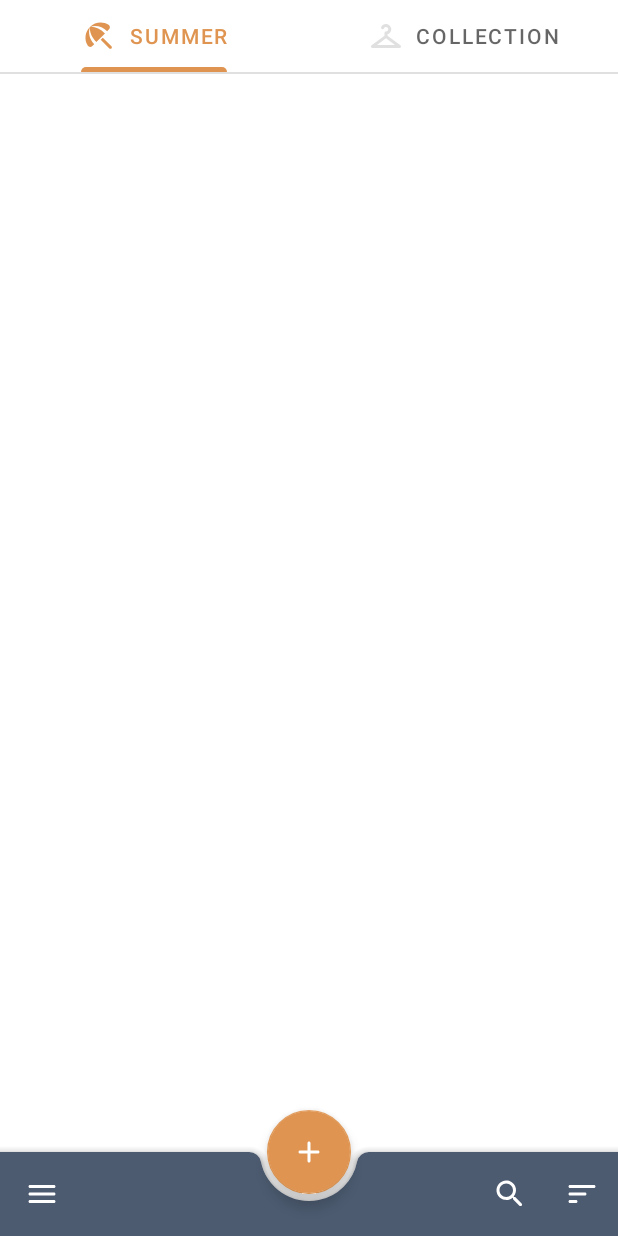
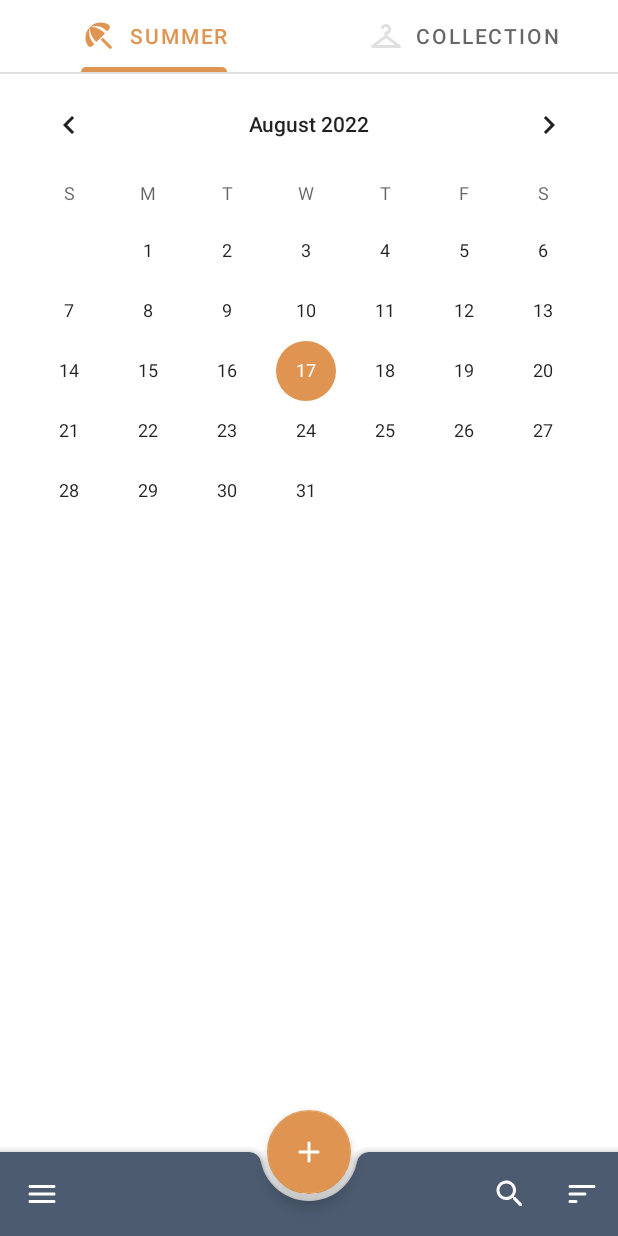
Before and after one commit to elifk7/licenta, an Android app: the screen it shows after launch (MainActivity), on a phone screen of 412 x 824 dp. Run offline under Robolectric (Android 15) with nearby library versions, the phone set to English and light mode, and no system bars; our stand-ins replace Room's generated code; pictures from the network do not load; 1 statement that could not run was skipped.

Commit message:
fragment home

```diff
--- a/app/src/main/AndroidManifest.xml
+++ b/app/src/main/AndroidManifest.xml
@@ -38,6 +38,7 @@
                 android:name="android.support.FILE_PROVIDER_PATHS"
                 android:resource="@xml/file_paths" />
         </provider>
+
     </application>
 
 </manifest>
--- a/app/src/main/res/layout/activity_main.xml
+++ b/app/src/main/res/layout/activity_main.xml
@@ -5,10 +5,10 @@
     android:layout_height="match_parent">
 
     <androidx.fragment.app.FragmentContainerView
+        android:id="@+id/fragment_container"
         android:name="androidx.navigation.fragment.NavHostFragment"
         app:navGraph="@navigation/main_graph"
         app:defaultNavHost="true"
-        android:id="@+id/fragment_container"
         android:layout_width="match_parent"
         android:layout_height="match_parent" />
 
--- a/app/src/main/res/layout/fragment_home.xml
+++ b/app/src/main/res/layout/fragment_home.xml
@@ -1,15 +1,20 @@
 <?xml version="1.0" encoding="utf-8"?>
-<androidx.coordinatorlayout.widget.CoordinatorLayout xmlns:android="http://schemas.android.com/apk/res/android"
+<androidx.constraintlayout.widget.ConstraintLayout xmlns:android="http://schemas.android.com/apk/res/android"
     xmlns:app="http://schemas.android.com/apk/res-auto"
     android:layout_width="match_parent"
     android:layout_height="match_parent">
 
     <com.google.android.material.appbar.AppBarLayout
-        android:layout_width="match_parent"
+        android:id="@+id/appBarLayout"
+        android:layout_width="0dp"
         android:layout_height="wrap_content"
+        android:background="?attr/colorSurface"
         android:fitsSystemWindows="true"
-        android:background="?attr/colorSurface"
-        app:elevation="0dp">
+        app:elevation="0dp"
+        app:layout_constraintEnd_toEndOf="parent"
+        app:layout_constraintStart_toStartOf="parent"
+        app:layout_constraintBottom_toTopOf="@+id/home_view_pager"
+        app:layout_constraintTop_toTopOf="parent">
 
         <com.google.android.material.tabs.TabLayout
             android:id="@+id/home_tab_layout"
@@ -35,29 +40,49 @@
             android:layout_height="1dp"
             android:background="?android:attr/listDivider" />
 
+        <CalendarView
+            android:id="@+id/simpleCalendarView"
+            android:layout_width="fill_parent"
+            android:layout_height="fill_parent" />
     </com.google.android.material.appbar.AppBarLayout>
 
     <androidx.viewpager2.widget.ViewPager2
         android:id="@+id/home_view_pager"
-        android:layout_width="match_parent"
-        android:layout_height="match_parent"
-        app:layout_behavior="com.google.android.material.appbar.AppBarLayout$ScrollingViewBehavior"/>
+        android:layout_width="0dp"
+        android:layout_height="0dp"
+        app:layout_behavior="com.google.android.material.appbar.AppBarLayout$ScrollingViewBehavior"
+        app:layout_constraintBottom_toTopOf="@+id/coordinatorLayout"
+        app:layout_constraintEnd_toEndOf="parent"
+        app:layout_constraintStart_toStartOf="parent"
+        app:layout_constraintTop_toBottomOf="@+id/appBarLayout" />
+
+
+    <androidx.coordinatorlayout.widget.CoordinatorLayout
+        android:id="@+id/coordinatorLayout"
+        android:layout_width="0dp"
+        android:layout_height="0dp"
+        app:layout_constraintBottom_toBottomOf="parent"
+        app:layout_constraintEnd_toEndOf="parent"
+        app:layout_constraintStart_toStartOf="parent"
+        app:layout_constraintTop_toBottomOf="@+id/home_view_pager">
 
         <com.google.android.material.bottomappbar.BottomAppBar
             android:id="@+id/home_bottom_appbar"
+            style="@style/Widget.MaterialComponents.BottomAppBar.Colored"
             android:layout_width="match_parent"
             android:layout_height="wrap_content"
             android:layout_gravity="bottom"
-        style="@style/Widget.MaterialComponents.BottomAppBar.Colored"
             app:hideOnScroll="true"
-        app:navigationIcon="@drawable/ic_menu_24"
-        app:menu="@menu/bottom_app_bar" />
+            app:menu="@menu/bottom_app_bar"
+            app:navigationIcon="@drawable/ic_menu_24" />
 
         <com.google.android.material.floatingactionbutton.FloatingActionButton
             android:id="@+id/homeFab"
             android:layout_width="wrap_content"
             android:layout_height="wrap_content"
-        app:srcCompat="@drawable/ic_add_24"
-        app:layout_anchor="@id/home_bottom_appbar"/>
+            app:layout_anchor="@id/home_bottom_appbar"
+            app:srcCompat="@drawable/ic_add_24" />
+    </androidx.coordinatorlayout.widget.CoordinatorLayout>
 
-</androidx.coordinatorlayout.widget.CoordinatorLayout>
+
+</androidx.constraintlayout.widget.ConstraintLayout>
--- a/app/src/main/res/values/strings.xml
+++ b/app/src/main/res/values/strings.xml
@@ -3,6 +3,8 @@
     <string name="title_home">Home</string>
     <string name="title_today">Today</string>
     <string name="title_collection">Collection</string>
+    <string name="title_outfits">Outfits</string>
+    <string name="add_outfit">Add outfit</string>
     <string name="search">Search</string>
     <string name="more">More</string>
     <string name="sort">Sort</string>
```
Also changed, not shown: app/src/main/res/drawable/bg_green.xml (added, +10 -0 lines), app/src/main/res/drawable/bg_humidity.xml (added, +9 -0 lines), app/src/main/res/drawable/bg_red.xml (added, +10 -0 lines), app/src/main/res/layout/fragment_outfit.xml (added, +52 -0 lines), app/src/main/res/layout/item_outfit.xml (added, +90 -0 lines), 60 other files. Lines whose indentation alone changed are shown as unchanged.
